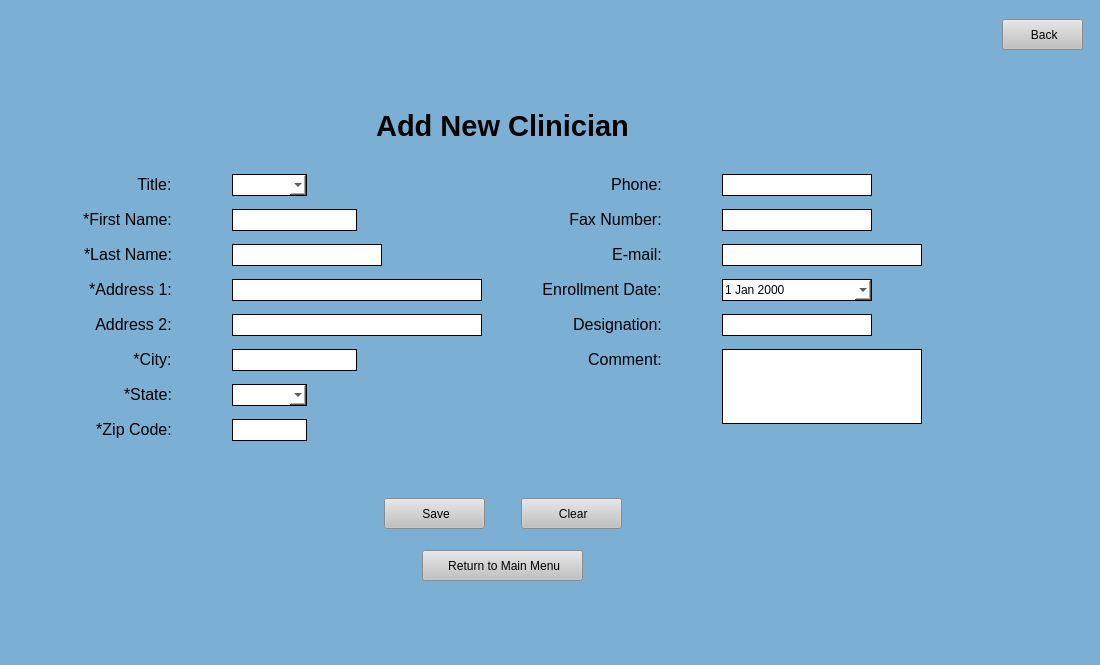
Qt form UI Screens/COMBdb_Add_New_Clinician.ui (Kasmanian/COMBDb-oldgen) before a commit.
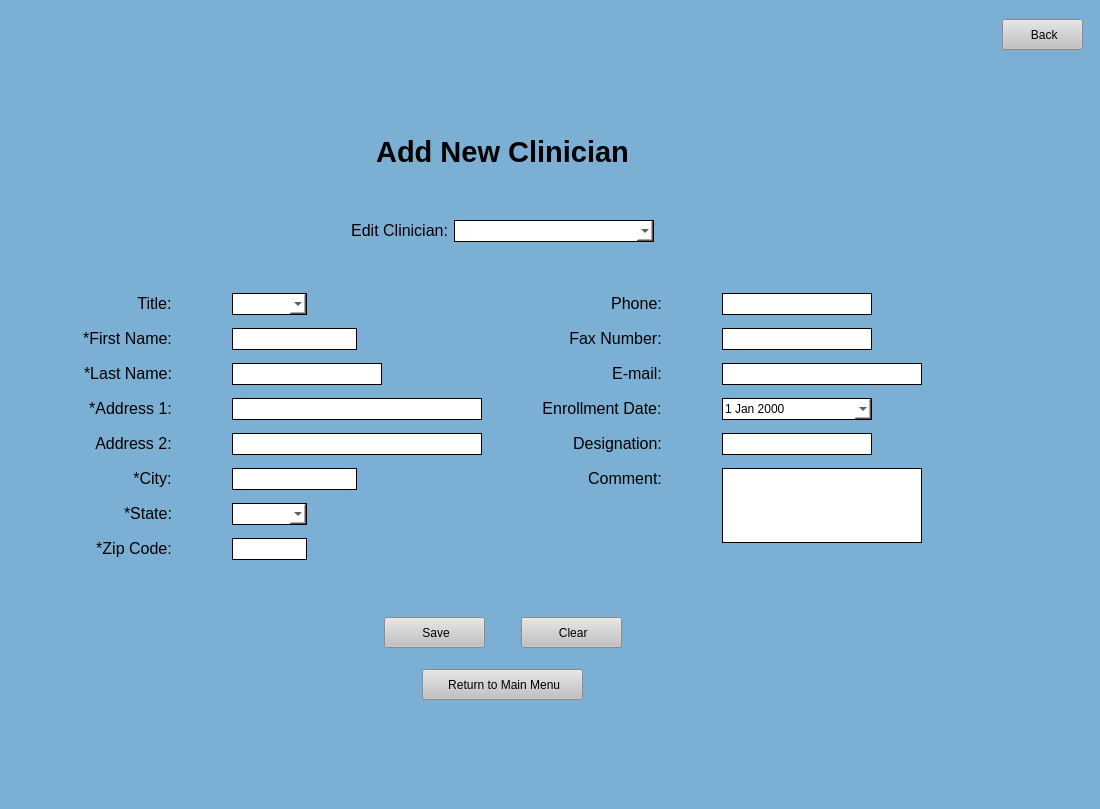
The same form after that commit.

Commit message: edit clinician info, added queries for clinician lookup and update

```diff
--- a/UI Screens/COMBdb_Add_New_Clinician.ui
+++ b/UI Screens/COMBdb_Add_New_Clinician.ui
@@ -13,7 +13,7 @@
     <x>0</x>
     <y>0</y>
     <width>1100</width>
-    <height>665</height>
+    <height>809</height>
    </rect>
   </property>
   <property name="minimumSize">
@@ -118,6 +118,92 @@
         </property>
        </spacer>
       </item>
+      <item>
+       <layout class="QHBoxLayout" name="horizontalLayout_3">
+        <property name="leftMargin">
+         <number>20</number>
+        </property>
+        <property name="topMargin">
+         <number>20</number>
+        </property>
+        <property name="rightMargin">
+         <number>20</number>
+        </property>
+        <property name="bottomMargin">
+         <number>20</number>
+        </property>
+        <item>
+         <spacer name="horizontalSpacer_8">
+          <property name="orientation">
+           <enum>Qt::Horizontal</enum>
+          </property>
+          <property name="sizeHint" stdset="0">
+           <size>
+            <width>40</width>
+            <height>20</height>
+           </size>
+          </property>
+         </spacer>
+        </item>
+        <item>
+         <widget class="QLabel" name="label_2">
+          <property name="text">
+           <string>&lt;html&gt;&lt;head/&gt;&lt;body&gt;&lt;p align=&quot;right&quot;&gt;&lt;span style=&quot; font-size:12pt;&quot;&gt;Edit Clinician:&lt;/span&gt;&lt;/p&gt;&lt;/body&gt;&lt;/html&gt;</string>
+          </property>
+         </widget>
+        </item>
+        <item>
+         <widget class="QComboBox" name="clinDrop">
+          <property name="minimumSize">
+           <size>
+            <width>200</width>
+            <height>22</height>
+           </size>
+          </property>
+          <property name="maximumSize">
+           <size>
+            <width>200</width>
+            <height>22</height>
+           </size>
+          </property>
+          <property name="styleSheet">
+           <string notr="true">background-color: rgb(255, 255, 255);
+border-style: solid;
+border-width: 1px</string>
+          </property>
+         </widget>
+        </item>
+        <item>
+         <spacer name="horizontalSpacer_9">
+          <property name="orientation">
+           <enum>Qt::Horizontal</enum>
+          </property>
+          <property name="sizeHint" stdset="0">
+           <size>
+            <width>40</width>
+            <height>20</height>
+           </size>
+          </property>
+         </spacer>
+        </item>
+       </layout>
+      </item>
+      <item>
+       <spacer name="verticalSpacer_5">
+        <property name="orientation">
+         <enum>Qt::Vertical</enum>
+        </property>
+        <property name="sizeType">
+         <enum>QSizePolicy::Minimum</enum>
+        </property>
+        <property name="sizeHint" stdset="0">
+         <size>
+          <width>20</width>
+          <height>25</height>
+         </size>
+        </property>
+       </spacer>
+      </item>
       <item>
        <layout class="QHBoxLayout" name="horizontalLayout">
         <property name="topMargin">
@@ -237,7 +323,7 @@
             </property>
             <property name="maximumSize">
              <size>
-              <width>175</width>
+              <width>200</width>
               <height>22</height>
              </size>
             </property>
@@ -274,7 +360,7 @@
             </property>
             <property name="maximumSize">
              <size>
-              <width>125</width>
+              <width>150</width>
               <height>22</height>
              </size>
             </property>
@@ -348,7 +434,7 @@
             </property>
             <property name="maximumSize">
              <size>
-              <width>125</width>
+              <width>150</width>
               <height>22</height>
              </size>
             </property>
@@ -442,7 +528,7 @@
             </property>
             <property name="maximumSize">
              <size>
-              <width>125</width>
+              <width>150</width>
               <height>22</height>
              </size>
             </property>
```
The commit also changes 11 other files.
